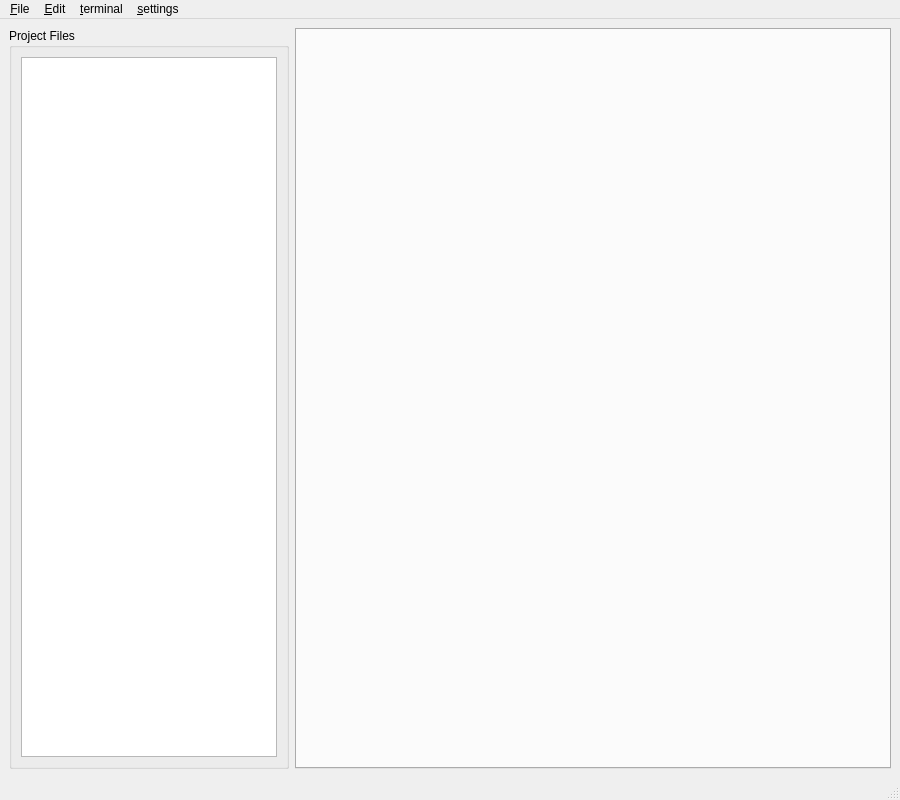
yishun1st-a11y/scriptura, file mainwindow.ui: the form before one commit.
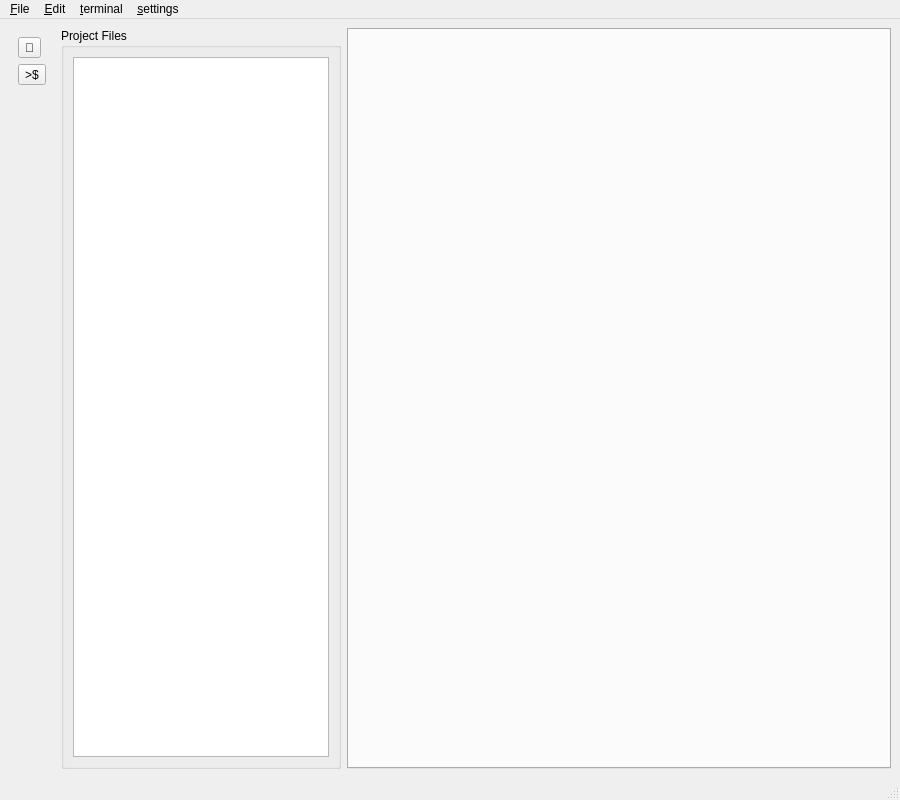
The form after the commit.

The edit to the form file:
```diff
--- a/mainwindow.ui
+++ b/mainwindow.ui
@@ -14,7 +14,43 @@
    <string>Scriptura</string>
   </property>
   <widget class="QWidget" name="centralwidget">
-   <layout class="QHBoxLayout" name="horizontalLayout" stretch="0,1">
+    <layout class="QHBoxLayout" name="horizontalLayout" stretch="0,0,1">
+     <item>
+      <widget class="QWidget" name="iconSideBar">
+       <layout class="QVBoxLayout" name="iconSidebarLayout">
+        <item>
+         <widget class="QToolButton" name="fileTreeToggleButton">
+          <property name="text">
+           <string>📁</string>
+          </property>
+          <property name="checkable">
+           <bool>true</bool>
+          </property>
+         </widget>
+        </item>
+        <item>
+         <widget class="QToolButton" name="terminalButton">
+          <property name="text">
+           <string>>$</string>
+          </property>
+         </widget>
+        </item>
+        <item>
+         <spacer name="iconSidebarSpacer">
+          <property name="orientation">
+           <enum>Qt::Vertical</enum>
+          </property>
+          <property name="sizeHint" stdset="0">
+           <size>
+            <width>0</width>
+            <height>0</height>
+           </size>
+          </property>
+         </spacer>
+        </item>
+       </layout>
+      </widget>
+     </item>
     <item>
      <layout class="QVBoxLayout" name="sidebarLayout">
       <item>
```
Lines whose indentation alone changed are shown as unchanged.
